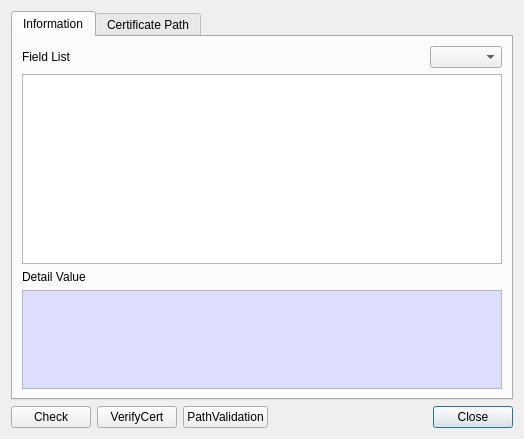
Above: CertMan/cert_info_dlg.ui from jykim74/CertMan before the change. Below: the same form after it.
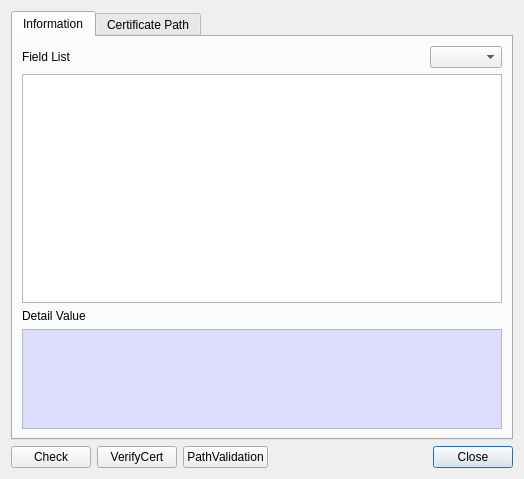
That is the form after the change.

```diff
--- a/CertMan/cert_info_dlg.ui
+++ b/CertMan/cert_info_dlg.ui
@@ -7,7 +7,7 @@
     <x>0</x>
     <y>0</y>
     <width>524</width>
-    <height>439</height>
+    <height>479</height>
    </rect>
   </property>
   <property name="windowTitle">
@@ -92,7 +92,7 @@
          <property name="minimumSize">
           <size>
            <width>400</width>
-           <height>160</height>
+           <height>200</height>
           </size>
          </property>
         </widget>
```
